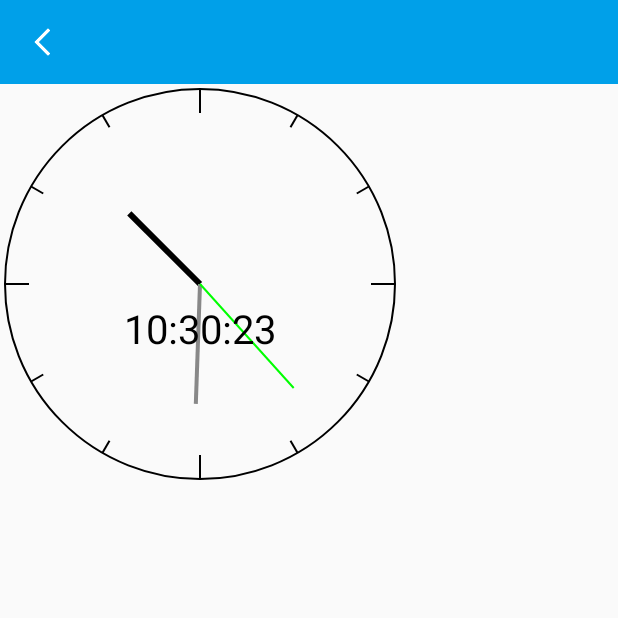
After one commit to I494941/MyDemo, an Android app: the ClockActivity screen opened directly, with no data from a screen before it, on a phone screen of 412 x 824 dp, the top half of it. The commit adds this screen. Run offline under Robolectric (Android 15) with nearby library versions, the phone set to English and light mode, and no system bars; our stand-ins replace ButterKnife; libraries missing offline, so code that uses them is left out: com.readystatesoftware.systembartint.

Commit message:
20180320

```diff
--- a/app/src/main/AndroidManifest.xml
+++ b/app/src/main/AndroidManifest.xml
@@ -130,6 +130,10 @@
         <activity
             android:name=".activitys.myView.activity.AuditProgressActivity"
             android:screenOrientation="portrait" />
+        <!--自定义view之自定义时钟-->
+        <activity
+            android:name=".activitys.myView.activity.ClockActivity"
+            android:screenOrientation="portrait" />
 
         <!--信鸽-->
         <!-- YOUR_PACKAGE_PATH.CustomPushReceiver需要改为自己的Receiver： -->
--- a/app/src/main/java/com/example/a94941/mydemo/activitys/myView/MyViewActivity.java
+++ b/app/src/main/java/com/example/a94941/mydemo/activitys/myView/MyViewActivity.java
@@ -4,6 +4,7 @@ import android.view.View;
 
 import com.example.a94941.mydemo.R;
 import com.example.a94941.mydemo.activitys.myView.activity.AuditProgressActivity;
+import com.example.a94941.mydemo.activitys.myView.activity.ClockActivity;
 import com.example.a94941.mydemo.base.BaseToolbarActivity;
 
 import butterknife.OnClick;
@@ -25,13 +26,14 @@ public class MyViewActivity extends BaseToolbarActivity {
         mTvTitle.setText("自定义控件");
     }
 
-    @OnClick({R.id.audit_progress, R.id.circular_progress})
+    @OnClick({R.id.btn_audit_progress, R.id.btn_clock})
     public void onClick(View view) {
         switch (view.getId()) {
-            case R.id.audit_progress:
+            case R.id.btn_audit_progress:
                 readyGo(AuditProgressActivity.class);
                 break;
-            case R.id.circular_progress:
+            case R.id.btn_clock:
+                readyGo(ClockActivity.class);
                 break;
         }
     }
--- /dev/null
+++ b/app/src/main/java/com/example/a94941/mydemo/activitys/myView/activity/ClockActivity.java
@@ -0,0 +1,21 @@
+package com.example.a94941.mydemo.activitys.myView.activity;
+
+import com.example.a94941.mydemo.R;
+import com.example.a94941.mydemo.base.BaseToolbarActivity;
+
+/**
+ * @创建者 94941
+ * @创建时间 2018/3/1
+ * @描述 ${TODO}
+ */
+public class ClockActivity extends BaseToolbarActivity {
+    @Override
+    protected int getContentViewLayoutID() {
+        return R.layout.activity_clock;
+    }
+
+    @Override
+    protected void initViewsAndEvents() {
+
+    }
+}
--- /dev/null
+++ b/app/src/main/java/com/example/a94941/mydemo/activitys/myView/view/ClockView.java
@@ -0,0 +1,154 @@
+package com.example.a94941.mydemo.activitys.myView.view;
+
+import android.content.Context;
+import android.graphics.Canvas;
+import android.graphics.Color;
+import android.graphics.Paint;
+import android.os.Handler;
+import android.os.Message;
+import android.support.annotation.Nullable;
+import android.util.AttributeSet;
+import android.view.View;
+
+import java.util.Calendar;
+
+/**
+ * @创建者 94941
+ * @创建时间 2018/3/1
+ * @描述 ${TODO}
+ */
+public class ClockView extends View {
+
+    private Paint mPaint;//初始化画笔
+    private int width   = 400;//控件宽度
+    private int height  = 400;//控件高度
+    private int padding = 5;//设置边距
+
+    public ClockView(Context context) {
+        this(context, null);
+    }
+
+    public ClockView(Context context, AttributeSet attrs) {
+        this(context, attrs, 0);
+    }
+
+    public ClockView(Context context, @Nullable AttributeSet attrs, int defStyleAttr) {
+        super(context, attrs, defStyleAttr);
+        mPaint = new Paint();
+        initPaint();
+    }
+
+    private void initPaint() {
+        mPaint.setStrokeWidth(3);
+        mPaint.setStyle(Paint.Style.STROKE);
+        mPaint.setColor(Color.parseColor("#666666"));
+        mPaint.setAntiAlias(true);
+    }
+
+    @Override
+    protected void onMeasure(int widthMeasureSpec, int heightMeasureSpec) {
+        //        super.onMeasure(widthMeasureSpec, heightMeasureSpec);
+        setMeasuredDimension(width, height);
+        mHourLine = (int) (width / 2 * 0.5);
+        mMinuateLine = (int) (width / 2 * 0.6);
+        mSecondLine = (int) (width / 2 * 0.7);
+    }
+
+    @Override
+    protected void onDraw(Canvas canvas) {
+        //        super.onDraw(canvas);
+        drawCircle(canvas);
+        drawScale(canvas);
+        drawPointer(canvas);
+        drawStr(canvas);
+        mHandler.sendEmptyMessage(0);
+    }
+
+    private void drawCircle(Canvas canvas) {
+        mPaint.setStyle(Paint.Style.STROKE);
+        canvas.drawCircle(width / 2, height / 2, width / 2 - padding, mPaint);
+    }
+
+    //绘制刻度
+    private void drawScale(Canvas canvas) {
+        mPaint.setStyle(Paint.Style.FILL);
+        for (int i = 0; i < 12; i++) {
+            if (i % 3 == 0)
+                canvas.drawLine(width / 2, padding, height / 2, padding + 4 + 20, mPaint);
+            else
+                canvas.drawLine(width / 2, padding, height / 2, padding + 4 + 10, mPaint);
+            canvas.rotate(30, width / 2, height / 2);
+        }
+    }
+
+    private Calendar mCalendar;
+    private int      mHour, mMinute, mSecond;
+    private float mDegrees;
+    private int   mHourLine, mMinuateLine, mSecondLine;
+
+    //绘制指针
+    private void drawPointer(Canvas canvas) {
+        mCalendar = Calendar.getInstance();
+        mHour = mCalendar.get(Calendar.HOUR);
+        mMinute = mCalendar.get(Calendar.MINUTE);
+        mSecond = mCalendar.get(Calendar.SECOND);
+        //时针
+        mDegrees = mHour * 30 + mMinute / 2;
+        mPaint.setColor(Color.BLACK);
+        mPaint.setStrokeWidth(6);
+        canvas.save();
+        canvas.rotate(mDegrees, width / 2, height / 2);
+        canvas.drawLine(width / 2, height / 2, width / 2, height / 2 - mHourLine, mPaint);
+        canvas.restore();
+        //分针
+        mPaint.setColor(Color.GRAY);
+        mPaint.setStrokeWidth(4);
+        mDegrees = mMinute * 6 + mSecond / 10;
+        canvas.save();
+        canvas.rotate(mDegrees, width / 2, height / 2);
+        canvas.drawLine(width / 2, height / 2, width / 2, height / 2 - mMinuateLine, mPaint);
+        canvas.restore();
+        //秒针
+        mPaint.setStrokeWidth(2);
+        mPaint.setColor(Color.GREEN);
+        mDegrees = mSecond * 6;
+        canvas.save();
+        canvas.rotate(mDegrees, width / 2, width / 2);
+        canvas.drawLine(width / 2, height / 2, width / 2, height / 2 - mSecondLine, mPaint);
+        canvas.restore();
+        mPaint.setColor(Color.BLACK);
+    }
+
+    //绘制文字
+    private void drawStr(Canvas canvas) {
+        mPaint.setTextSize(40);
+        StringBuffer sb = new StringBuffer();
+        if (mHour < 10) {
+            sb.append("0").append(String.valueOf(mHour)).append(":");
+        } else {
+            sb.append(String.valueOf(mHour)).append(":");
+        }
+        if (mMinute < 10) {
+            sb.append("0").append(String.valueOf(mMinute)).append(":");
+        } else {
+            sb.append(String.valueOf(mMinute)).append(":");
+        }
+        if (mSecond < 10) {
+            sb.append("0").append(String.valueOf(mSecond));
+        } else {
+            sb.append(String.valueOf(mSecond));
+        }
+        String time = sb.toString();
+        int strW = (int) mPaint.measureText(time);
+        canvas.drawText(time, width / 2 - strW / 2, height / 2 + 60, mPaint);
+    }
+
+    //handler发送实时消息
+    private Handler mHandler = new Handler() {
+        @Override
+        public void handleMessage(Message msg) {
+            super.handleMessage(msg);
+            invalidate();
+        }
+    };
+}
--- a/app/src/main/java/com/example/a94941/mydemo/activitys/zxingDemo/QRCodeActivity.java
+++ b/app/src/main/java/com/example/a94941/mydemo/activitys/zxingDemo/QRCodeActivity.java
@@ -28,7 +28,7 @@ public class QRCodeActivity extends BaseToolbarActivity {
 
     @Override
     protected void initViewsAndEvents() {
-        mTvTitle.setText(R.string.erweima);
+        mTvTitle.setText("智电众安");
     }
 
     @Override
@@ -36,7 +36,8 @@ public class QRCodeActivity extends BaseToolbarActivity {
         super.onResume();
 
         try {
-            Bitmap bitmap = MakeQRCodeUtils.makeQRImage("苍井空闪嫁 曾遭抹黑“终身不孕”崩溃痛哭",
+//            Bitmap bitmap = MakeQRCodeUtils.makeQRImage("苍井空闪嫁 曾遭抹黑“终身不孕”崩溃痛哭",
+            Bitmap bitmap = MakeQRCodeUtils.makeQRImage("http://101.132.44.241:38080/tsingpro.apk",
                     CommonUtils.getScreenWidth(mContext), CommonUtils.getScreenWidth(mContext));
             mIv.setImageBitmap(bitmap);
         } catch (WriterException e) {
--- /dev/null
+++ b/app/src/main/res/layout/activity_clock.xml
@@ -0,0 +1,30 @@
+<?xml version="1.0" encoding="utf-8"?>
+<LinearLayout xmlns:android="http://schemas.android.com/apk/res/android"
+    xmlns:app="http://schemas.android.com/apk/res-auto"
+    android:layout_width="match_parent"
+    android:layout_height="match_parent"
+    android:fitsSystemWindows="true"
+    android:orientation="vertical">
+
+    <android.support.design.widget.AppBarLayout
+        android:layout_width="match_parent"
+        android:layout_height="wrap_content"
+        app:elevation="0dp">
+
+        <include
+            layout="@layout/common_toolbar"
+            android:layout_width="match_parent"
+            android:layout_height="wrap_content" />
+    </android.support.design.widget.AppBarLayout>
+
+    <LinearLayout
+        android:layout_width="match_parent"
+        android:layout_height="match_parent">
+
+        <com.example.a94941.mydemo.activitys.myView.view.ClockView
+            android:layout_width="wrap_content"
+            android:layout_height="wrap_content"
+            android:layout_centerVertical="true"
+            android:layout_centerHorizontal="true" />
+    </LinearLayout>
+</LinearLayout>
--- a/app/src/main/res/layout/activity_myview.xml
+++ b/app/src/main/res/layout/activity_myview.xml
@@ -28,7 +28,7 @@
             android:orientation="vertical">
 
             <Button
-                android:id="@+id/audit_progress"
+                android:id="@+id/btn_audit_progress"
                 android:layout_width="wrap_content"
                 android:layout_height="wrap_content"
                 android:layout_margin="10dp"
@@ -39,13 +39,13 @@
                 android:textColor="@color/white" />
 
             <Button
-                android:id="@+id/circular_progress"
+                android:id="@+id/btn_clock"
                 android:layout_width="wrap_content"
                 android:layout_height="wrap_content"
                 android:layout_margin="10dp"
                 android:background="@drawable/shape_btn_bg"
                 android:padding="10dp"
-                android:text="自定义view之圆环进度条"
+                android:text="自定义view之自定义时钟"
                 android:textAllCaps="false"
                 android:textColor="@color/white" />
         </LinearLayout>
```
